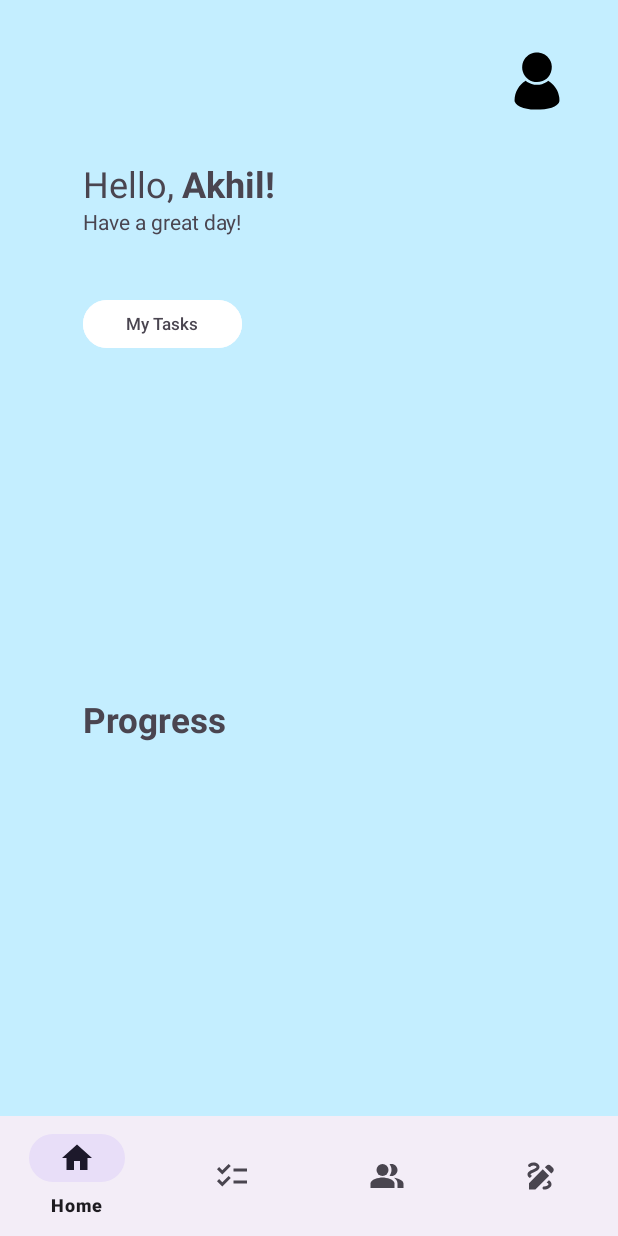
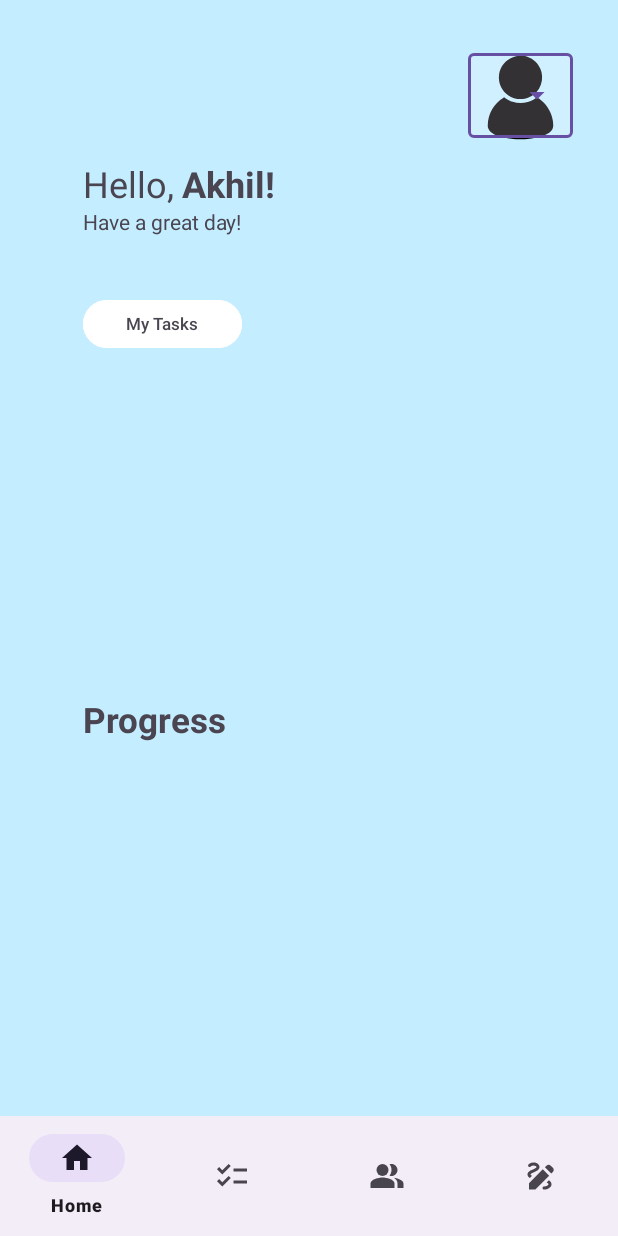
Before and after one commit to akkified/StudentSparks, an Android app: the screen it shows after launch (MainActivity), on a phone screen of 412 x 824 dp. Run offline under Robolectric (Android 15) with nearby library versions, the phone set to English and light mode, and no system bars.

Commit message:
to do list

```diff
--- a/app/src/main/java/com/coding/studentsparks/HomeFragment.java
+++ b/app/src/main/java/com/coding/studentsparks/HomeFragment.java
@@ -2,15 +2,24 @@ package com.coding.studentsparks;
 
 import android.os.Bundle;
 
+import androidx.annotation.Nullable;
 import androidx.credentials.CredentialManager;
 import androidx.fragment.app.Fragment;
 import android.view.LayoutInflater;
 import android.view.View;
 import android.view.ViewGroup;
 import android.content.Context;
+import android.widget.AdapterView;
+import android.widget.ArrayAdapter;
+import android.widget.AutoCompleteTextView;
+import android.widget.TextView;
+import android.widget.Toast;
 
 public class HomeFragment extends Fragment {
 
+    String[] item = {"Settings", "Profile", "Logout"};
+    AutoCompleteTextView autoCompleteTextView;
+    ArrayAdapter<String> adapterItems;
 
 
     @Override
@@ -22,8 +31,19 @@ public class HomeFragment extends Fragment {
     @Override
     public View onCreateView(LayoutInflater inflater, ViewGroup container,
                              Bundle savedInstanceState) {
-        Context context = requireContext();
-        CredentialManager credentialManager = CredentialManager.create(context);
+
         return inflater.inflate(R.layout.fragment_home, container, false);
     }
+
+    @Override
+    public void onViewCreated(View view, @Nullable Bundle savedInstanceState) {
+        autoCompleteTextView = getView().findViewById(R.id.auto_complete_txt);
+        adapterItems = new ArrayAdapter<String>(getActivity(), R.layout.list_item, item);
+        autoCompleteTextView.setAdapter(adapterItems);
+        autoCompleteTextView.setOnItemClickListener((adapterView, view1, i, l) -> {
+//            String item = adapterView.getItemAtPosition(i).toString();
+
+        });
+
+    }
 }
--- a/app/src/main/java/com/coding/studentsparks/MainActivity.java
+++ b/app/src/main/java/com/coding/studentsparks/MainActivity.java
@@ -4,10 +4,13 @@ import androidx.annotation.NonNull;
 import androidx.appcompat.app.AppCompatActivity;
 import androidx.credentials.CredentialManager;
 
+import android.content.Context;
+import android.content.SharedPreferences;
 import android.os.Bundle;
 import android.view.MenuItem;
 import android.widget.ArrayAdapter;
 import android.widget.AutoCompleteTextView;
+import android.widget.Toast;
 
 import com.google.android.material.bottomnavigation.BottomNavigationView;
 import com.google.android.material.navigation.NavigationBarView;
@@ -20,6 +23,7 @@ public class MainActivity extends AppCompatActivity {
     DrawingFragment drawingFragment = new DrawingFragment();
 
     HomeFragment homeFragment = new HomeFragment();
+    public static SharedPreferences sharedPreferences;
 
 
 
@@ -29,6 +33,7 @@ public class MainActivity extends AppCompatActivity {
     protected void onCreate(Bundle savedInstanceState) {
         super.onCreate(savedInstanceState);
         setContentView(R.layout.activity_main);
+        sharedPreferences = getSharedPreferences("my_list_prefs", Context.MODE_PRIVATE);
 
 
         bottomNavigationView = findViewById(R.id.bottom_navigation);
@@ -60,7 +65,9 @@ public class MainActivity extends AppCompatActivity {
                 return false;
 
             }
+
         });
 
     }
+
 }
--- a/app/src/main/res/layout/fragment_home.xml
+++ b/app/src/main/res/layout/fragment_home.xml
@@ -69,17 +69,23 @@
         app:layout_constraintStart_toStartOf="parent"
         app:layout_constraintTop_toTopOf="parent" />
 
-    <ImageButton
+    <com.google.android.material.textfield.TextInputLayout
         android:id="@+id/pfp"
-        android:layout_width="48dp"
-        android:layout_height="48dp"
+        style="@style/Widget.MaterialComponents.TextInputLayout.OutlinedBox.ExposedDropdownMenu"
+        android:layout_width="70dp"
+        android:layout_height="70dp"
         android:layout_marginTop="30dp"
         android:layout_marginEnd="30dp"
-        android:backgroundTint="#00FFFFFF"
-        android:src="@drawable/vecteezy_profile_icon_design_vector_5544718"
+        android:background="@drawable/vecteezy_profile_icon_design_vector_5544718"
         app:layout_constraintEnd_toEndOf="parent"
-        app:layout_constraintTop_toTopOf="parent" />
+        app:layout_constraintTop_toTopOf="parent" >
 
+        <AutoCompleteTextView
+            android:id="@+id/auto_complete_txt"
+            android:layout_width="match_parent"
+            android:layout_height="wrap_content"
+            android:inputType="none" />
 
+    </com.google.android.material.textfield.TextInputLayout>
 
 </androidx.constraintlayout.widget.ConstraintLayout>
--- a/app/src/main/res/layout/list_item.xml
+++ b/app/src/main/res/layout/list_item.xml
@@ -1,9 +1,8 @@
 <?xml version="1.0" encoding="utf-8"?>
 <TextView xmlns:android="http://schemas.android.com/apk/res/android"
-    android:layout_width="match_parent"
+    android:layout_width="70dp"
     android:layout_height="match_parent"
     android:padding="16dp"
-    android:ellipsize="end"
     android:maxLines="1"
     android:textAppearance="?attr/textAppearanceSubtitle1"
     >
```
Also changed, not shown: app/src/main/java/com/coding/studentsparks/TodoFragment.java (+12 -6 lines).
